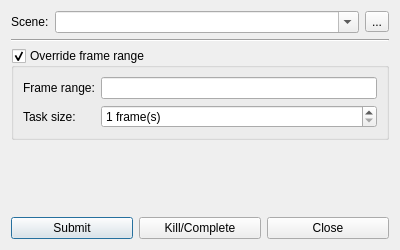
Qt form core/tools/gpsSubmit/submit_ui.ui (mjbonnington/icarus-gps) before a commit.
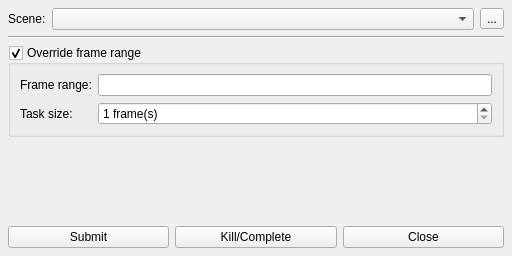
The same form after that commit.

Commit message: Added button for command-line render to main Icarus UI. Tweaked tthe way recent

```diff
--- a/core/tools/gpsSubmit/submit_ui.ui
+++ b/core/tools/gpsSubmit/submit_ui.ui
@@ -6,14 +6,32 @@
    <rect>
     <x>0</x>
     <y>0</y>
-    <width>400</width>
-    <height>250</height>
+    <width>512</width>
+    <height>256</height>
    </rect>
   </property>
   <property name="windowTitle">
-   <string>GPS Submit Command-Line Render</string>
+   <string>Submit Command-Line Render</string>
+  </property>
+  <layout class="QVBoxLayout" name="verticalLayout_2">
+   <property name="margin">
+    <number>8</number>
+   </property>
+   <item>
+    <widget class="QFrame" name="main_frame">
+     <property name="frameShape">
+      <enum>QFrame::NoFrame</enum>
+     </property>
+     <property name="frameShadow">
+      <enum>QFrame::Plain</enum>
+     </property>
+     <property name="lineWidth">
+      <number>0</number>
   </property>
   <layout class="QVBoxLayout" name="verticalLayout">
+      <property name="margin">
+       <number>0</number>
+      </property>
    <item>
     <layout class="QHBoxLayout" name="scene_horizontalLayout">
      <item>
@@ -32,7 +50,13 @@
         </sizepolicy>
        </property>
        <property name="editable">
-        <bool>true</bool>
+           <bool>false</bool>
+          </property>
+          <property name="maxCount">
+           <number>10</number>
+          </property>
+          <property name="insertPolicy">
+           <enum>QComboBox::InsertAtTop</enum>
        </property>
       </widget>
      </item>
@@ -101,6 +125,9 @@
      </layout>
     </widget>
    </item>
+     </layout>
+    </widget>
+   </item>
    <item>
     <spacer name="verticalSpacer">
      <property name="orientation">
@@ -121,6 +148,9 @@
        <property name="text">
         <string>Submit</string>
        </property>
+       <property name="autoDefault">
+        <bool>false</bool>
+       </property>
       </widget>
      </item>
      <item>
@@ -128,6 +158,9 @@
        <property name="text">
         <string>Kill/Complete</string>
        </property>
+       <property name="autoDefault">
+        <bool>false</bool>
+       </property>
       </widget>
      </item>
      <item>
@@ -135,6 +168,9 @@
        <property name="text">
         <string>Close</string>
        </property>
+       <property name="autoDefault">
+        <bool>false</bool>
+       </property>
       </widget>
      </item>
     </layout>
```
Left out of the diff: 13 changed lines with no effect on the pictures. Lines whose indentation alone changed are shown as unchanged. The commit also changes 16 other files.
